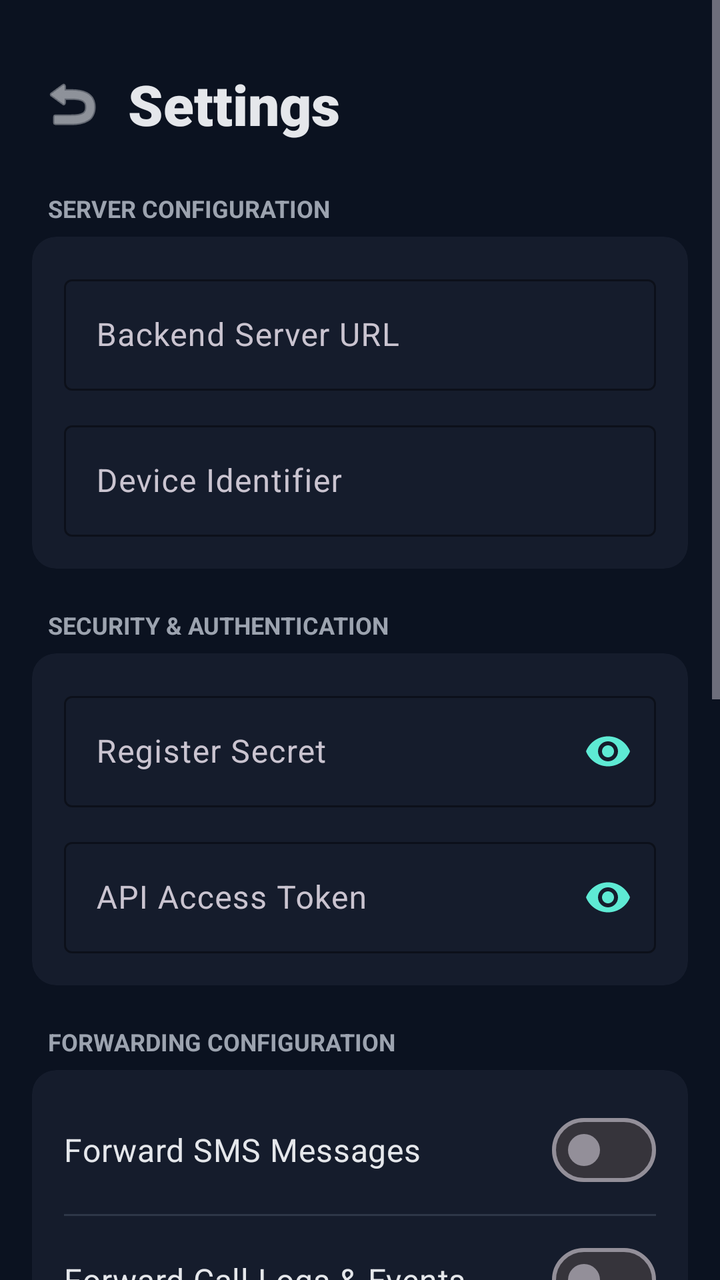
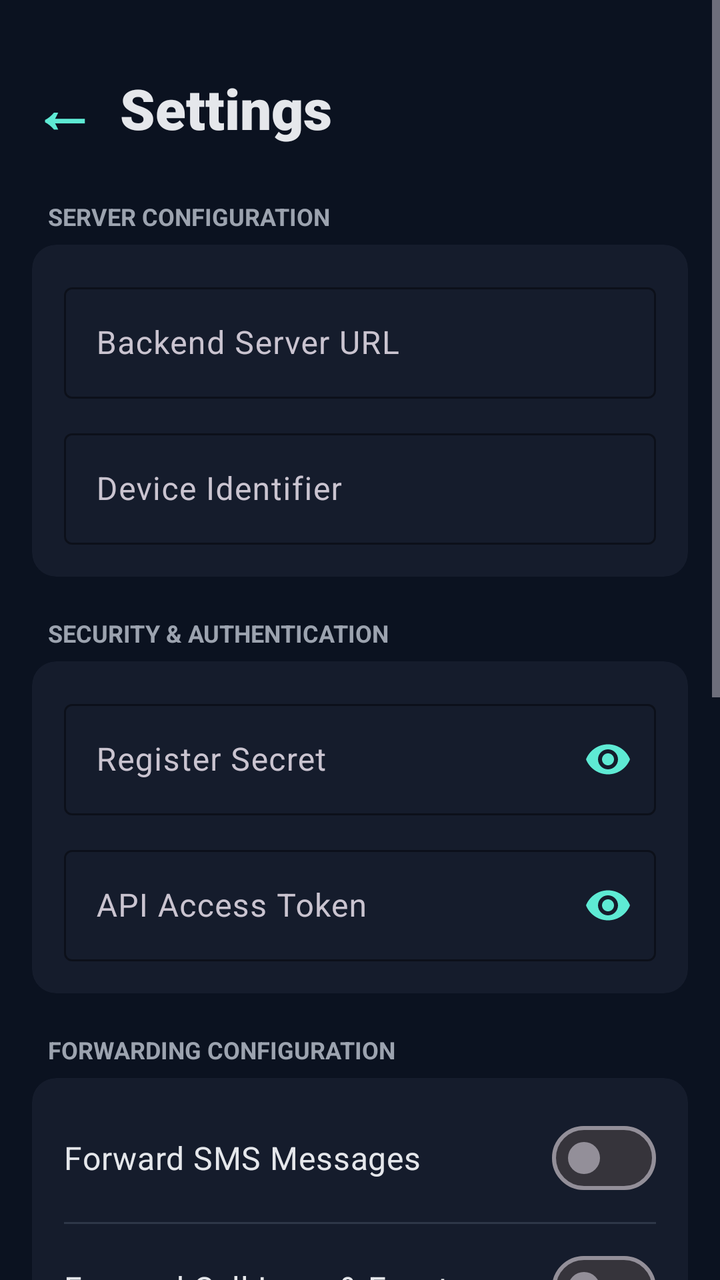

Screens rendered from an Android XML layout before and after an edit, with the pre-edit source and the edit as a unified diff.
<!-- AndroidManifest.xml: application theme Theme.DeviceBridge -->
<!-- res/layout/activity_settings.xml -->
<?xml version="1.0" encoding="utf-8"?>
<ScrollView xmlns:android="http://schemas.android.com/apk/res/android"
    xmlns:app="http://schemas.android.com/apk/res-auto"
    android:layout_width="match_parent"
    android:layout_height="match_parent"
    android:background="@color/bridge_bg">

    <LinearLayout
        android:layout_width="match_parent"
        android:layout_height="wrap_content"
        android:orientation="vertical"
        android:padding="16dp">

        <LinearLayout
            android:layout_width="match_parent"
            android:layout_height="wrap_content"
            android:orientation="horizontal"
            android:gravity="center_vertical"
            android:layout_marginTop="16dp"
            android:layout_marginBottom="24dp">

            <ImageButton
                android:id="@+id/backBtn"
                android:layout_width="40dp"
                android:layout_height="40dp"
                android:background="?attr/selectableItemBackgroundBorderless"
                android:src="@android:drawable/ic_menu_revert"
                android:contentDescription="Back"
                app:tint="@color/bridge_text" />

            <TextView
                android:layout_width="wrap_content"
                android:layout_height="wrap_content"
                android:layout_marginStart="8dp"
                android:text="Settings"
                android:textColor="@color/bridge_text"
                android:textSize="28sp"
                android:textStyle="bold"
                android:fontFamily="sans-serif-black" />
        </LinearLayout>

        
        <TextView
            android:layout_width="wrap_content"
            android:layout_height="wrap_content"
            android:layout_marginStart="8dp"
            android:layout_marginBottom="6dp"
            android:text="SERVER CONFIGURATION"
            android:textColor="#9CA3AF"
            android:textSize="12sp"
            android:textStyle="bold" />

        <com.google.android.material.card.MaterialCardView
            android:layout_width="match_parent"
            android:layout_height="wrap_content"
            android:layout_marginBottom="20dp"
            app:cardCornerRadius="12dp"
            app:cardBackgroundColor="@color/bridge_surface"
            app:strokeWidth="0dp">

            <LinearLayout
                android:layout_width="match_parent"
                android:layout_height="wrap_content"
                android:orientation="vertical"
                android:padding="16dp">

                <com.google.android.material.textfield.TextInputLayout
                    android:layout_width="match_parent"
                    android:layout_height="wrap_content"
                    android:hint="Backend Server URL"
                    app:boxStrokeColor="@color/bridge_accent"
                    app:hintTextColor="@color/bridge_accent"
                    style="@style/Widget.Material3.TextInputLayout.OutlinedBox">

                    <com.google.android.material.textfield.TextInputEditText
                        android:id="@+id/backendUrl"
                        android:layout_width="match_parent"
                        android:layout_height="wrap_content"
                        android:inputType="textUri"
                        android:textColor="@color/bridge_text" />
                </com.google.android.material.textfield.TextInputLayout>

                <com.google.android.material.textfield.TextInputLayout
                    android:layout_width="match_parent"
                    android:layout_height="wrap_content"
                    android:layout_marginTop="12dp"
                    android:hint="Device Identifier"
                    app:boxStrokeColor="@color/bridge_accent"
                    app:hintTextColor="@color/bridge_accent"
                    style="@style/Widget.Material3.TextInputLayout.OutlinedBox">

                    <com.google.android.material.textfield.TextInputEditText
                        android:id="@+id/deviceId"
                        android:layout_width="match_parent"
                        android:layout_height="wrap_content"
                        android:inputType="text"
                        android:textColor="@color/bridge_text" />
                </com.google.android.material.textfield.TextInputLayout>

            </LinearLayout>
        </com.google.android.material.card.MaterialCardView>

        
        <TextView
            android:layout_width="wrap_content"
            android:layout_height="wrap_content"
            android:layout_marginStart="8dp"
            android:layout_marginBottom="6dp"
            android:text="SECURITY &amp; AUTHENTICATION"
            android:textColor="#9CA3AF"
            android:textSize="12sp"
            android:textStyle="bold" />

        <com.google.android.material.card.MaterialCardView
            android:layout_width="match_parent"
            android:layout_height="wrap_content"
            android:layout_marginBottom="20dp"
            app:cardCornerRadius="12dp"
            app:cardBackgroundColor="@color/bridge_surface"
            app:strokeWidth="0dp">

            <LinearLayout
                android:layout_width="match_parent"
                android:layout_height="wrap_content"
                android:orientation="vertical"
                android:padding="16dp">

                <com.google.android.material.textfield.TextInputLayout
                    android:layout_width="match_parent"
                    android:layout_height="wrap_content"
                    android:hint="Register Secret"
                    app:boxStrokeColor="@color/bridge_accent"
                    app:hintTextColor="@color/bridge_accent"
                    app:endIconMode="password_toggle"
                    app:endIconTint="@color/bridge_accent"
                    style="@style/Widget.Material3.TextInputLayout.OutlinedBox">

                    <com.google.android.material.textfield.TextInputEditText
                        android:id="@+id/registerSecret"
                        android:layout_width="match_parent"
                        android:layout_height="wrap_content"
                        android:inputType="textPassword"
                        android:textColor="@color/bridge_text" />
                </com.google.android.material.textfield.TextInputLayout>

                <com.google.android.material.textfield.TextInputLayout
                    android:layout_width="match_parent"
                    android:layout_height="wrap_content"
                    android:layout_marginTop="12dp"
                    android:hint="API Access Token"
                    app:boxStrokeColor="@color/bridge_accent"
                    app:hintTextColor="@color/bridge_accent"
                    app:endIconMode="password_toggle"
                    app:endIconTint="@color/bridge_accent"
                    style="@style/Widget.Material3.TextInputLayout.OutlinedBox">

                    <com.google.android.material.textfield.TextInputEditText
                        android:id="@+id/apiToken"
                        android:layout_width="match_parent"
                        android:layout_height="wrap_content"
                        android:inputType="textPassword"
                        android:textColor="@color/bridge_text" />
                </com.google.android.material.textfield.TextInputLayout>

            </LinearLayout>
        </com.google.android.material.card.MaterialCardView>

        
        <TextView
            android:layout_width="wrap_content"
            android:layout_height="wrap_content"
            android:layout_marginStart="8dp"
            android:layout_marginBottom="6dp"
            android:text="FORWARDING CONFIGURATION"
            android:textColor="#9CA3AF"
            android:textSize="12sp"
            android:textStyle="bold" />

        <com.google.android.material.card.MaterialCardView
            android:layout_width="match_parent"
            android:layout_height="wrap_content"
            android:layout_marginBottom="20dp"
            app:cardCornerRadius="12dp"
            app:cardBackgroundColor="@color/bridge_surface"
            app:strokeWidth="0dp">

            <LinearLayout
                android:layout_width="match_parent"
                android:layout_height="wrap_content"
                android:orientation="vertical"
                android:padding="16dp">

                <com.google.android.material.materialswitch.MaterialSwitch
                    android:id="@+id/smsEnabled"
                    android:layout_width="match_parent"
                    android:layout_height="wrap_content"
                    android:text="Forward SMS Messages"
                    android:textColor="@color/bridge_text"
                    android:textSize="16sp" />

                <View
                    android:layout_width="match_parent"
                    android:layout_height="1dp"
                    android:background="#2E3748"
                    android:layout_marginTop="8dp"
                    android:layout_marginBottom="8dp" />

                <com.google.android.material.materialswitch.MaterialSwitch
                    android:id="@+id/callsEnabled"
                    android:layout_width="match_parent"
                    android:layout_height="wrap_content"
                    android:text="Forward Call Logs &amp; Events"
                    android:textColor="@color/bridge_text"
                    android:textSize="16sp" />

            </LinearLayout>
        </com.google.android.material.card.MaterialCardView>

        
        <com.google.android.material.card.MaterialCardView
            android:layout_width="match_parent"
            android:layout_height="wrap_content"
            android:layout_marginBottom="24dp"
            app:cardCornerRadius="12dp"
            app:cardBackgroundColor="@color/bridge_surface"
            app:strokeWidth="0dp">

            <LinearLayout
                android:layout_width="match_parent"
                android:layout_height="wrap_content"
                android:orientation="vertical"
                android:padding="16dp"
                android:gravity="center_vertical">

                <TextView
                    android:id="@+id/syncStatus"
                    android:layout_width="match_parent"
                    android:layout_height="wrap_content"
                    android:textColor="@color/bridge_text"
                    android:textSize="14sp"
                    android:fontFamily="sans-serif-medium" />
            </LinearLayout>
        </com.google.android.material.card.MaterialCardView>

        
        <com.google.android.material.button.MaterialButton
            android:id="@+id/save"
            android:layout_width="match_parent"
            android:layout_height="50dp"
            android:layout_marginBottom="8dp"
            android:text="Save Configurations"
            android:textStyle="bold"
            app:cornerRadius="10dp"
            app:backgroundTint="@color/bridge_accent"
            android:textColor="@color/bridge_bg" />

        <com.google.android.material.button.MaterialButton
            android:id="@+id/register"
            android:layout_width="match_parent"
            android:layout_height="50dp"
            android:layout_marginBottom="8dp"
            android:text="Register This Device"
            android:textStyle="bold"
            app:cornerRadius="10dp"
            app:backgroundTint="@color/bridge_surface"
            android:textColor="@color/bridge_text" />

        <com.google.android.material.button.MaterialButton
            android:id="@+id/testConnection"
            android:layout_width="match_parent"
            android:layout_height="50dp"
            android:layout_marginBottom="8dp"
            android:text="Test Server Connection"
            android:textStyle="bold"
            app:cornerRadius="10dp"
            app:backgroundTint="@color/bridge_surface"
            android:textColor="@color/bridge_text" />

        <com.google.android.material.button.MaterialButton
            android:id="@+id/syncNow"
            android:layout_width="match_parent"
            android:layout_height="50dp"
            android:layout_marginBottom="8dp"
            android:text="Sync History Now"
            android:textStyle="bold"
            app:cornerRadius="10dp"
            app:backgroundTint="@color/bridge_surface"
            android:textColor="@color/bridge_text" />

        <com.google.android.material.button.MaterialButton
            android:id="@+id/viewLogs"
            android:layout_width="match_parent"
            android:layout_height="50dp"
            android:layout_marginBottom="8dp"
            android:text="View Server Logs"
            android:textStyle="bold"
            app:cornerRadius="10dp"
            app:backgroundTint="@color/bridge_surface"
            android:textColor="@color/bridge_text" />

        <com.google.android.material.button.MaterialButton
            android:id="@+id/clearDb"
            android:layout_width="match_parent"
            android:layout_height="50dp"
            android:layout_marginBottom="40dp"
            android:text="Clear Local Database"
            android:textStyle="bold"
            app:cornerRadius="10dp"
            app:backgroundTint="#EF4444"
            android:textColor="@color/bridge_text" />

    </LinearLayout>
</ScrollView>
<!-- resources referenced by this layout -->
<resources>
  <color name="bridge_accent">#5EEAD4</color>
  <color name="bridge_bg">#0B1220</color>
  <color name="bridge_surface">#151C2C</color>
  <color name="bridge_text">#E5E7EB</color>
  <style name="Theme.DeviceBridge" parent="Theme.Material3.Dark.NoActionBar">
          <item name="colorPrimary">@color/bridge_accent</item>
          <item name="colorSecondary">@color/bridge_accent</item>
          <item name="colorSurface">@color/bridge_surface</item>
          <item name="colorOnSurface">@color/bridge_text</item>
          <item name="android:statusBarColor">@color/bridge_bg</item>
          <item name="android:navigationBarColor">@color/bridge_bg</item>
          <item name="android:windowBackground">@color/bridge_bg</item>
      </style>
</resources>

<!-- the commit's change to res/layout/activity_settings.xml (unified diff, before → after) -->
@@ -19,19 +19,19 @@
             android:layout_marginTop="16dp"
             android:layout_marginBottom="24dp">
 
-            <ImageButton
+            <TextView
                 android:id="@+id/backBtn"
-                android:layout_width="40dp"
-                android:layout_height="40dp"
-                android:background="?attr/selectableItemBackgroundBorderless"
-                android:src="@android:drawable/ic_menu_revert"
-                android:contentDescription="Back"
-                app:tint="@color/bridge_text" />
+                android:layout_width="wrap_content"
+                android:layout_height="wrap_content"
+                android:text="←"
+                android:textColor="@color/bridge_accent"
+                android:textSize="32sp"
+                android:textStyle="bold"
+                android:paddingEnd="12dp" />
 
             <TextView
                 android:layout_width="wrap_content"
                 android:layout_height="wrap_content"
-                android:layout_marginStart="8dp"
                 android:text="Settings"
                 android:textColor="@color/bridge_text"
                 android:textSize="28sp"
